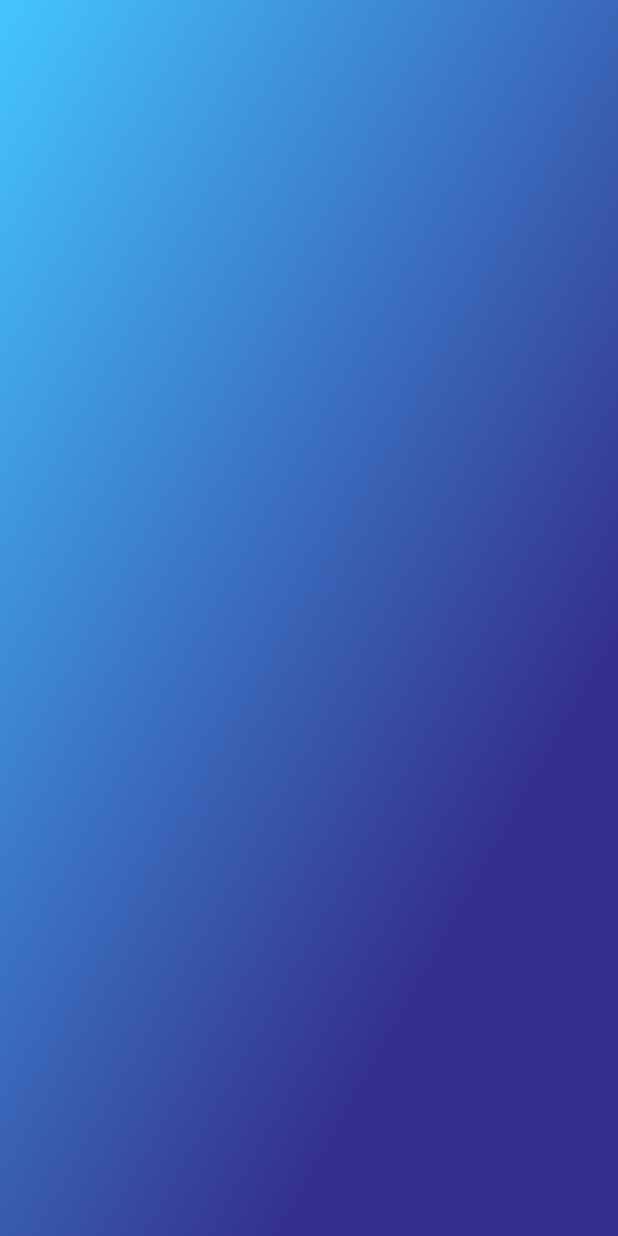
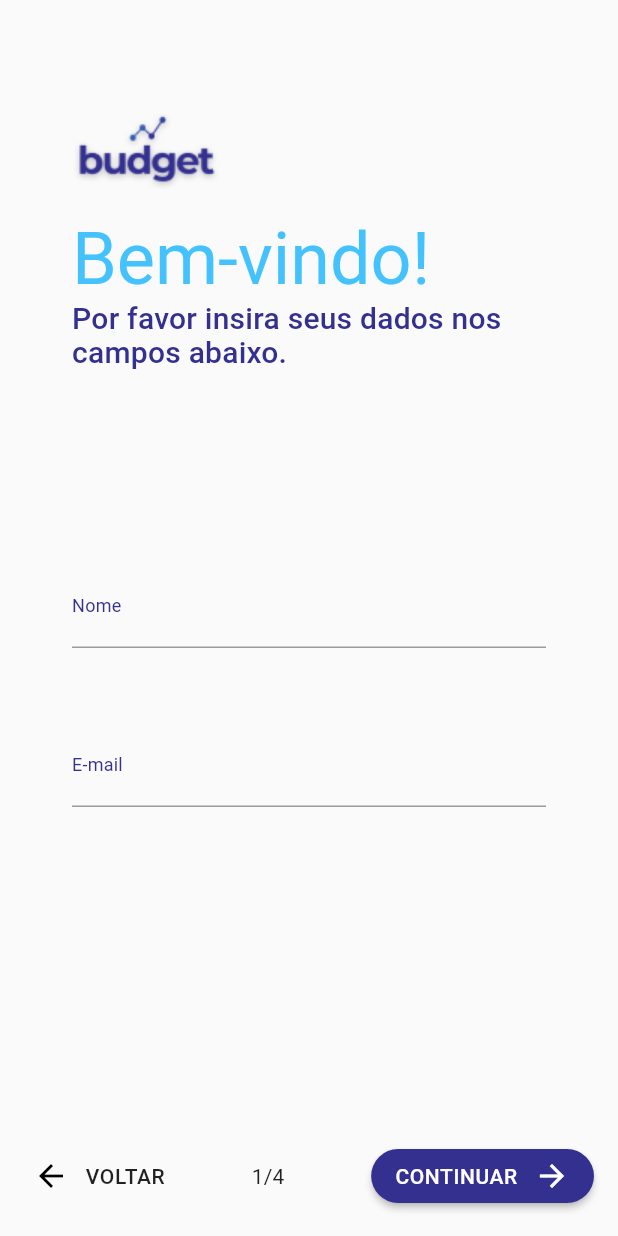
Before and after one commit to devguusta/RaroAcademy_Budget, a Flutter app: the first screen one second after launch, on a phone screen of 412 x 824 dp. Run offline on Flutter 3.47's test engine with Material 2 defaults, Android fonts, the phone set to English and light mode, and no system bars; missing offline and left inert: animated_card; project files that could hold a hidden picture were left out.

Commit message:
feat: Implementação do SignUpForm widget

```diff
--- a/lib/app_widget.dart
+++ b/lib/app_widget.dart
@@ -2,6 +2,7 @@ import 'package:flutter/material.dart';
 import 'package:raro_academy_budget/modules/login-page/initial_login_page.dart';
 import 'package:raro_academy_budget/modules/splash-page-primary/splash_page_primary.dart';
 import 'package:raro_academy_budget/modules/splash-page-secondary/splash_page_seconday.dart';
+import 'modules/signup-page/signup_page.dart';
 
 class AppWidget extends StatelessWidget {
   const AppWidget({Key? key}) : super(key: key);
@@ -11,11 +12,12 @@ class AppWidget extends StatelessWidget {
     return MaterialApp(
       title: 'Budget',
       debugShowCheckedModeBanner: false,
-      initialRoute: SplashPageSecondary.id,
+      initialRoute: SignUpPage.id,
       routes: {
         SplashPagePrimary.id: (context) => const SplashPagePrimary(),
         SplashPageSecondary.id: (context) => const SplashPageSecondary(),
         InitialLoginPage.id: (context) => const InitialLoginPage(),
+        SignUpPage.id: (context) => const SignUpPage()
         // HomePage.id: (context) => HomePage(); incluir a rota nomeada como static const
         // Login.id: (context) => HomePage();
         // CreateAccount.id: (context) => HomePage();
--- /dev/null
+++ b/lib/modules/signup-page/signup-footer/signup_footer.dart
@@ -0,0 +1,87 @@
+import 'package:flutter/material.dart';
+import 'package:raro_academy_budget/util/constants/app_colors.dart';
+
+class SignUpFooter extends StatelessWidget {
+  const SignUpFooter({Key? key}) : super(key: key);
+
+  @override
+  Widget build(BuildContext context) {
+    return SizedBox(
+      height: 48.0,
+      width: double.infinity,
+      child: Row(
+        mainAxisAlignment: MainAxisAlignment.spaceBetween,
+        children: [
+          InkWell(
+            child: SizedBox(
+              height: MediaQuery.of(context).size.height * 0.25,
+              child: Row(
+                children: const [
+                  Icon(
+                    Icons.arrow_back,
+                    color: Color.fromRGBO(0, 0, 0, 26),
+                  ),
+                  SizedBox(width: 11.0),
+                  Text(
+                    "VOLTAR",
+                    style: TextStyle(
+                      fontFamily: 'Roboto',
+                      fontWeight: FontWeight.w500,
+                      fontSize: 14.0,
+                      letterSpacing: 0.4,
+                    ),
+                  ),
+                ],
+              ),
+            ),
+          ),
+          SizedBox(
+              height: MediaQuery.of(context).size.height * 0.25,
+              child: Row(
+                children: const [
+                  Text(
+                    "1/4",
+                    style: TextStyle(
+                      fontFamily: 'Roboto',
+                      fontWeight: FontWeight.w400,
+                      fontSize: 14.0,
+                      letterSpacing: 0.15,
+                    ),
+                  ),
+                ],
+              )),
+          ElevatedButton(
+            style: TextButton.styleFrom(
+              primary: AppColors.kContinueButton,
+              backgroundColor: AppColors.kPurple,
+              shape: RoundedRectangleBorder(
+                borderRadius: BorderRadius.circular(20),
+              ),
+            ),
+            onPressed: () {},
+            child: Row(
+              mainAxisAlignment: MainAxisAlignment.center,
+              crossAxisAlignment: CrossAxisAlignment.center,
+              children: const [
+                Text(
+                  "CONTINUAR",
+                  style: TextStyle(
+                    color: AppColors.kWhite,
+                    fontFamily: 'Roboto',
+                    fontSize: 14.0,
+                    letterSpacing: 0.4,
+                  ),
+                ),
+                SizedBox(width: 11.0),
+                Icon(
+                  Icons.arrow_forward,
+                  color: AppColors.kWhite,
+                ),
+              ],
+            ),
+          ),
+        ],
+      ),
+    );
+  }
+}
--- /dev/null
+++ b/lib/modules/signup-page/signup-form/signup_form.dart
@@ -0,0 +1,40 @@
+import 'package:flutter/material.dart';
+import 'package:raro_academy_budget/shared/widgets/input_form_widget.dart';
+
+class SignUpForm extends StatefulWidget {
+  const SignUpForm({Key? key}) : super(key: key);
+
+  @override
+  createState() => _SignUpFormState();
+}
+
+class _SignUpFormState extends State<SignUpForm> {
+  TextEditingController nameController = TextEditingController();
+  TextEditingController emailController = TextEditingController();
+  final GlobalKey<FormState> _formKey = GlobalKey<FormState>();
+  @override
+  Widget build(BuildContext context) {
+    return Form(
+      key: _formKey,
+      child: Column(
+        children: [
+          InputForm(
+            hintText: 'Nome',
+            labelText: 'Nome',
+            controller: nameController,
+            onChanged: (value) {},
+            keyboardType: TextInputType.name,
+          ),
+          const SizedBox(height: 50.0),
+          InputForm(
+            hintText: 'E-mail',
+            labelText: 'E-mail',
+            controller: emailController,
+            onChanged: (value) {},
+            keyboardType: TextInputType.emailAddress,
+          ),
+        ],
+      ),
+    );
+  }
+}
--- /dev/null
+++ b/lib/modules/signup-page/signup-header/signup_header.dart
@@ -0,0 +1,46 @@
+import 'package:flutter/material.dart';
+import 'package:raro_academy_budget/modules/signup-page/signup-form/signup_form.dart';
+import 'package:raro_academy_budget/util/constants/app_images.dart';
+import 'package:raro_academy_budget/util/constants/app_text_styles.dart';
+
+class SignUpHeader extends StatelessWidget {
+  const SignUpHeader({Key? key}) : super(key: key);
+
+  @override
+  Widget build(BuildContext context) {
+    return Align(
+      alignment: Alignment.topCenter,
+      child: SizedBox(
+        width: double.infinity,
+        child: SingleChildScrollView(
+          child: Column(
+            crossAxisAlignment: CrossAxisAlignment.start,
+            children: [
+              const SizedBox(height: 74.0),
+              Padding(
+                padding: const EdgeInsets.only(left: 48.0),
+                child: Image.asset(AppImages.logoBudget),
+              ),
+              const Padding(
+                padding: EdgeInsets.only(left: 48.0, top: 16.0),
+                child: Text("Bem-vindo!",
+                    style: AppTextStyles.kPrimaryTextLoginPage),
+              ),
+              const Padding(
+                padding: EdgeInsets.only(left: 48.0, right: 57.0),
+                child: SizedBox(
+                  child: Text(
+                    "Por favor insira seus dados nos campos abaixo.",
+                    style: AppTextStyles.kSubTitleSignUpText,
+                  ),
+                ),
+              ),
+              const SizedBox(height: 130.0),
+              const SignUpForm(),
+            ],
+          ),
+        ),
+      ),
+    );
+  }
+}
--- /dev/null
+++ b/lib/modules/signup-page/signup_page.dart
@@ -0,0 +1,41 @@
+import 'package:flutter/material.dart';
+import 'package:raro_academy_budget/modules/signup-page/signup-footer/signup_footer.dart';
+import 'package:raro_academy_budget/modules/signup-page/signup-header/signup_header.dart';
+
+class SignUpPage extends StatefulWidget {
+  static const String id = '/sign-up';
+
+  const SignUpPage({Key? key}) : super(key: key);
+
+  @override
+  createState() => _SignUpPageState();
+}
+
+class _SignUpPageState extends State<SignUpPage> {
+  @override
+  Widget build(BuildContext context) {
+    return Scaffold(
+      body: Stack(
+        children: [
+          const Expanded(child: SignUpHeader()),
+          Expanded(
+            child: Visibility(
+              visible: MediaQuery.of(context).viewInsets.bottom == 0,
+              child: const Align(
+                alignment: Alignment.bottomCenter,
+                child: Padding(
+                  padding: EdgeInsets.only(
+                    left: 22.0,
+                    right: 16.0,
+                    bottom: 16.0,
+                  ),
+                  child: SignUpFooter(),
+                ),
+              ),
+            ),
+          ),
+        ],
+      ),
+    );
+  }
+}
--- a/lib/util/constants/app_text_styles.dart
+++ b/lib/util/constants/app_text_styles.dart
@@ -92,4 +92,12 @@ class AppTextStyles {
     fontWeight: FontWeight.w500,
     fontFamily: "Roboto",
   );
+
+  static const TextStyle kSubTitleSignUpText = TextStyle(
+    fontFamily: 'Roboto',
+    fontWeight: FontWeight.w500,
+    fontSize: 20.0,
+    color: AppColors.kPurple,
+    letterSpacing: 0.15,
+  );
 }
```
